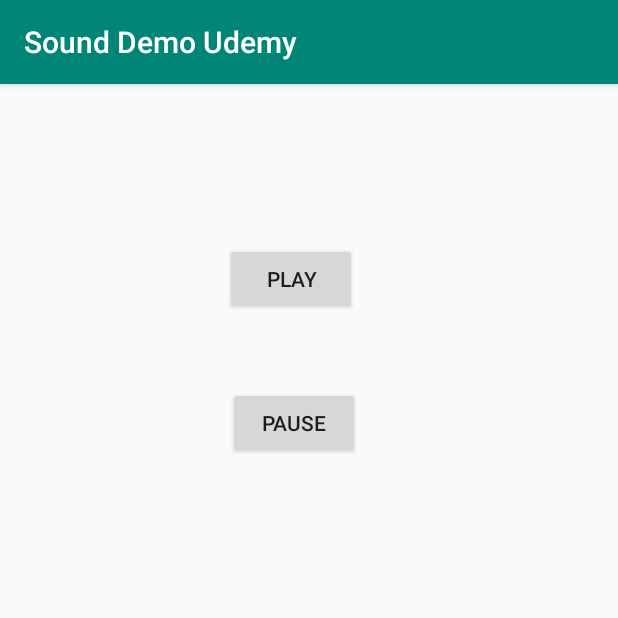
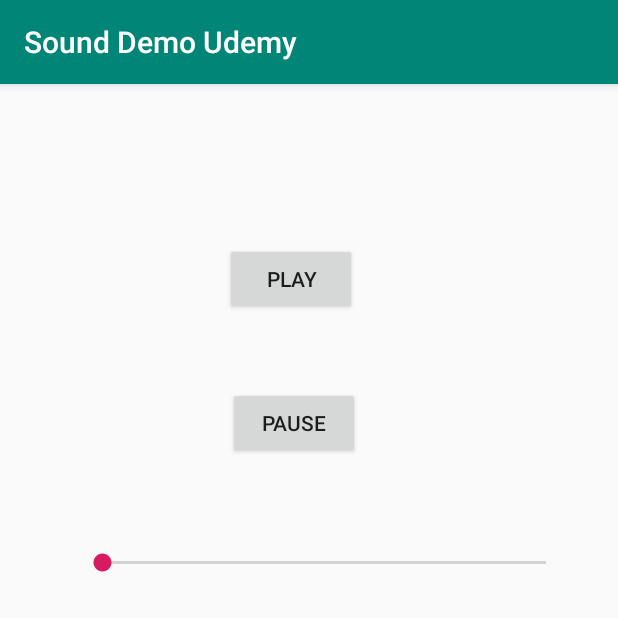
Before and after one commit to thisisli96/Sound-Demo-Udemy, an Android app: the screen it shows after launch (MainActivity), on a phone screen of 412 x 824 dp, the top half of it. Run offline under Robolectric (Android 15) with nearby library versions, the phone set to English and light mode, and no system bars.

```diff
--- a/app/src/main/java/com/example/mrpeter1/sounddemoudemy/MainActivity.java
+++ b/app/src/main/java/com/example/mrpeter1/sounddemoudemy/MainActivity.java
@@ -2,16 +2,21 @@ package com.example.mrpeter1.sounddemoudemy;
 
 import androidx.appcompat.app.AppCompatActivity;
 
+import android.media.AudioManager;
 import android.media.MediaPlayer;
 import android.os.Bundle;
 import android.provider.MediaStore;
+import android.util.Log;
 import android.view.View;
 import android.widget.Button;
+import android.widget.SeekBar;
 import android.widget.VideoView;
 
 public class MainActivity extends AppCompatActivity {
    Button btnplay, btnpause;
     MediaPlayer mediaPlayer;
+    AudioManager audioManager;
+
     public void play(View view){
         //mediaPlayer = MediaPlayer.create(this, R.raw.fantasy);
         mediaPlayer.start();
@@ -27,9 +32,34 @@ public class MainActivity extends AppCompatActivity {
     protected void onCreate(Bundle savedInstanceState) {
         super.onCreate(savedInstanceState);
         setContentView(R.layout.activity_main);
+        audioManager =(AudioManager) getSystemService(AUDIO_SERVICE);
+        int maxVolume = audioManager.getStreamMaxVolume(AudioManager.STREAM_MUSIC); // mengontor agar volume itu sesuai dengan volume saat memutar musik pada handpone
+        int currentVolume = audioManager.getStreamVolume(AudioManager.STREAM_MUSIC); // untuk mengatur volume sesuai dengan seekbar vilume
+
         mediaPlayer = MediaPlayer.create(this, R.raw.fantasy);
+        SeekBar volumeseekbar = (SeekBar) findViewById(R.id.VolumeSeekBar);
         btnplay = findViewById(R.id.btnplay);
         btnpause = findViewById(R.id.btnpause);
+        volumeseekbar.setMax(maxVolume); // mengatur volumeseekbar sesuai dengan volume maxVolume
+        volumeseekbar.setProgress(currentVolume);
+
+        volumeseekbar.setOnSeekBarChangeListener(new SeekBar.OnSeekBarChangeListener() {
+            @Override
+            public void onProgressChanged(SeekBar seekBar, int progress, boolean fromUser) {
+                Log.i("seekbar changed ", Integer.toString(progress));
+                audioManager.setStreamVolume(AudioManager.STREAM_MUSIC, progress, 0);
+            }
+
+            @Override
+            public void onStartTrackingTouch(SeekBar seekBar) {
+
+            }
+
+            @Override
+            public void onStopTrackingTouch(SeekBar seekBar) {
+
+            }
+        });
 //
 //        btnplay.setOnClickListener(new View.OnClickListener() {
 //            @Override
--- a/app/src/main/res/layout/activity_main.xml
+++ b/app/src/main/res/layout/activity_main.xml
@@ -33,4 +33,15 @@
 		app:layout_constraintEnd_toEndOf="parent"
 		app:layout_constraintStart_toStartOf="parent"
 		app:layout_constraintTop_toBottomOf="@+id/btnplay" />
+
+	<SeekBar
+		android:id="@+id/VolumeSeekBar"
+		android:layout_width="0dp"
+		android:layout_height="19dp"
+		android:layout_marginStart="52dp"
+		android:layout_marginTop="59dp"
+		android:layout_marginEnd="32dp"
+		app:layout_constraintEnd_toEndOf="parent"
+		app:layout_constraintStart_toStartOf="parent"
+		app:layout_constraintTop_toBottomOf="@+id/btnpause" />
 </androidx.constraintlayout.widget.ConstraintLayout>
```
